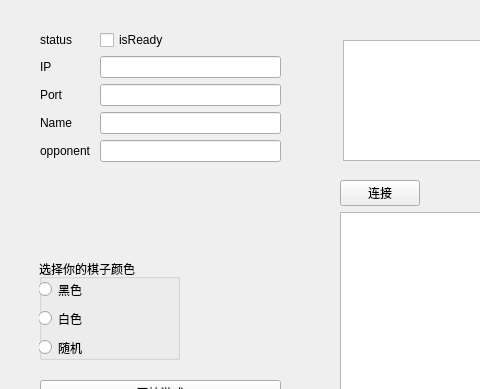
LiSoulSpace/wuziChess, file doublegamechoose.ui: the form before one commit; both pictures show x 0 to 480 and y 0 to 389 of the 740 by 524 pixel window.
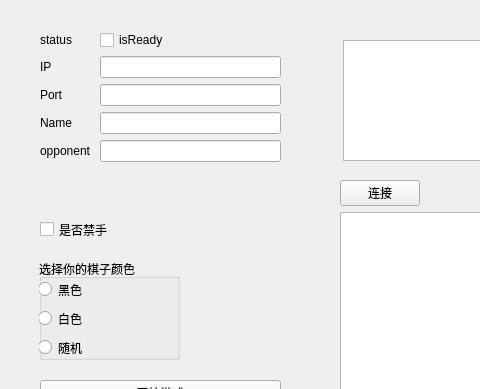
The form after the commit.

```diff
--- a/doublegamechoose.ui
+++ b/doublegamechoose.ui
@@ -209,6 +209,19 @@
     </layout>
    </widget>
   </widget>
+  <widget class="QCheckBox" name="checkBox_isForbidden">
+   <property name="geometry">
+    <rect>
+     <x>40</x>
+     <y>220</y>
+     <width>131</width>
+     <height>19</height>
+    </rect>
+   </property>
+   <property name="text">
+    <string>是否禁手</string>
+   </property>
+  </widget>
  </widget>
  <resources/>
  <connections/>
```
